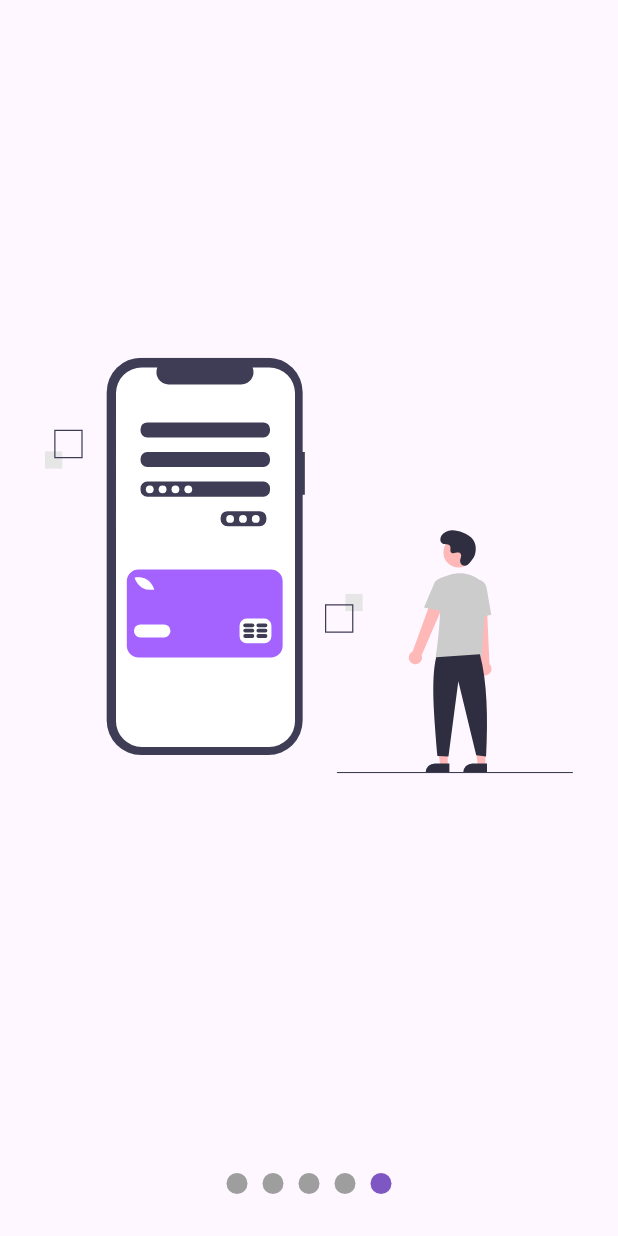
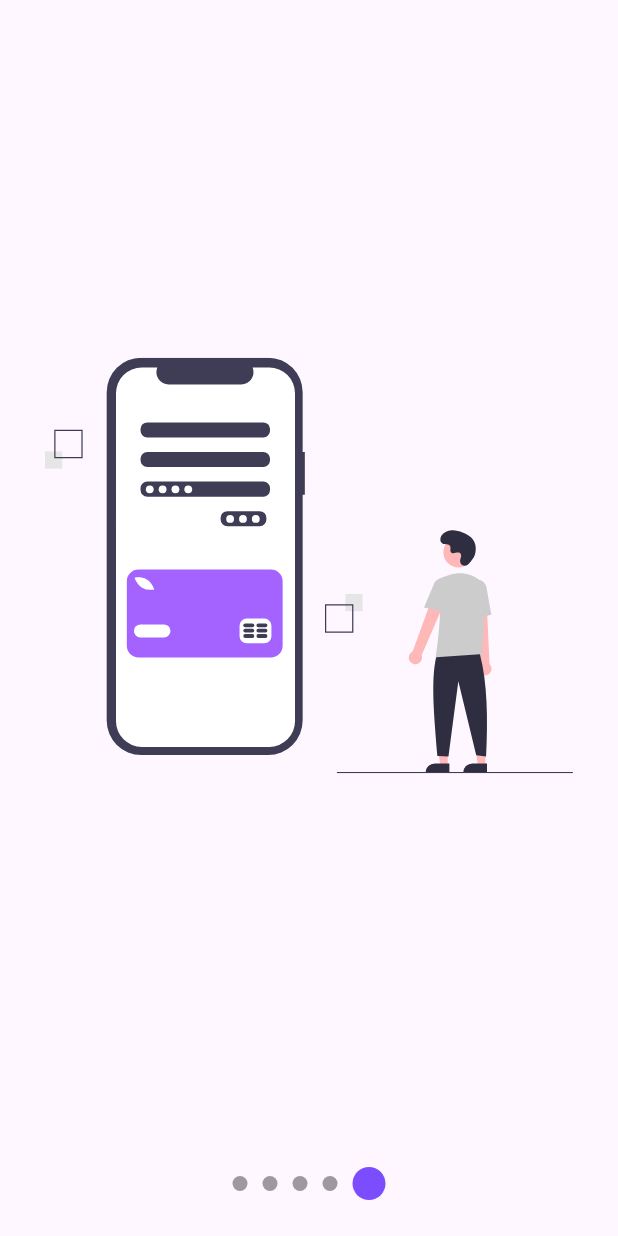
Before and after one commit to viktorhugo/desing_app, a Flutter app: the screen it shows after launch, swiped to page 5, on a phone screen of 412 x 824 dp. Run offline on Flutter 3.47's test engine with Material 2 defaults, Android fonts, the light colour scheme and no system bars; our stand-ins replace flutter_svg.

Commit message:
finish session5

```diff
--- /dev/null
+++ b/lib/helpers/enums.dart
@@ -0,0 +1 @@
+enum DotPosition { up, down }
--- a/lib/pages/slideshow_page.dart
+++ b/lib/pages/slideshow_page.dart
@@ -1,3 +1,4 @@
+import 'package:desing_app/helpers/enums.dart';
 import 'package:flutter/material.dart';
 import 'package:desing_app/widgets/slideshow.dart';
 import 'package:flutter_svg/flutter_svg.dart';
@@ -14,8 +15,38 @@
     const String svg4 = 'assets/svgs/undraw_4.svg';
     const String svg5 = 'assets/svgs/undraw_5.svg';
 
-    return Scaffold(
-      body: SlideShow(
+    return const Scaffold(
+      // backgroundColor: Colors.deepOrange[100],
+      body: Column(
+        children: [
+          Expanded(child: MySlideShow(svg1: svg1, svg2: svg2, svg3: svg3, svg4: svg4, svg5: svg5),),
+          // Expanded(child: MySlideShow(svg1: svg1, svg2: svg2, svg3: svg3, svg4: svg4, svg5: svg5),)
+        ],
+      )
+    );
+  }
+}
+
+class MySlideShow extends StatelessWidget {
+
+  const MySlideShow({
+    super.key,
+    required this.svg1,
+    required this.svg2,
+    required this.svg3,
+    required this.svg4,
+    required this.svg5,
+  });
+
+  final String svg1;
+  final String svg2;
+  final String svg3;
+  final String svg4;
+  final String svg5;
+
+  @override
+  Widget build(BuildContext context) {
+    return SlideShow(
       slides: [
         SvgPicture.asset(svg1),
         SvgPicture.asset(svg2),
@@ -23,7 +54,11 @@
         SvgPicture.asset(svg4),
         SvgPicture.asset(svg5),
       ],
-      ),
+      dotsPosition: DotPosition.down,
+      bulletPrimaryColor: Colors.deepPurpleAccent[200],
+      bulletSecondaryColor: Colors.black38,
+      bulletPrimarySize: 22.0,
+      bulletSecondarySize: 10.0,
     );
   }
 }
--- a/lib/widgets/slideshow.dart
+++ b/lib/widgets/slideshow.dart
@@ -1,25 +1,46 @@
 import 'package:flutter/material.dart';
 
-import 'package:desing_app/models/slider_model.dart';
+import 'package:desing_app/helpers/enums.dart';
 import 'package:provider/provider.dart';
 
 
 class SlideShow extends StatelessWidget {
 
   final List<Widget> slides;
+  final DotPosition dotsPosition;
+  final Color? bulletPrimaryColor;
+  final Color? bulletSecondaryColor;
+  final double? bulletPrimarySize;
+  final double? bulletSecondarySize;
 
   const SlideShow({ // ARGUMENTO POR NOMBRE
     super.key,
-    required this.slides
+    required this.slides,
+    required this.dotsPosition,
+    this.bulletPrimaryColor,
+    this.bulletSecondaryColor,
+    this.bulletPrimarySize,
+    this.bulletSecondarySize
   });
 
   @override
   Widget build(BuildContext context) {
     return ChangeNotifierProvider(
-      create: (BuildContext context) => SliderModel(),
+      create: (BuildContext context) => _SlidesProvider(),
+      child: SafeArea(
         child: Center(
-          child: Column(
+            child: Builder( // el builder construye primero desde el changenotifier y luego el context
+              builder: (context) {
+                // WidgetsBinding.instance.addPostFrameCallback((_) {
+                  if (bulletPrimaryColor != null ) Provider.of<_SlidesProvider>(context, listen: false).bulletPrimaryColor = bulletPrimaryColor!;
+                  if (bulletSecondaryColor != null ) Provider.of<_SlidesProvider>(context, listen: false).bulletSecondaryColor = bulletSecondaryColor!;
+                  if (bulletPrimarySize != null ) Provider.of<_SlidesProvider>(context, listen: false).bulletPrimarySize = bulletPrimarySize!;
+                  if (bulletSecondarySize != null ) Provider.of<_SlidesProvider>(context, listen: false).bulletSecondarySize = bulletSecondarySize!;
+                // });
+                return Column(
                   children: [
+                    // DOTS
+                    if (dotsPosition == DotPosition.up) _Dots( totalDots: slides.length, ),
 
                     // SLIDES
                     Expanded(
@@ -27,8 +48,11 @@
                     ),
 
                     // DOTS
-              _Dots(totalDots: slides.length)
+                    if (dotsPosition == DotPosition.down) _Dots( totalDots: slides.length )
                   ],
+                );
+              },
+            ),
           ),
       ),
     );
@@ -38,10 +62,8 @@
 class _Dots extends StatelessWidget {
 
   final int totalDots;
-  const _Dots({
-    super.key,
-    required this.totalDots
-  });
+
+  const _Dots({ super.key, required this.totalDots });
 
   @override
   Widget build(BuildContext context) {
@@ -57,7 +79,8 @@
       child: Row(
         mainAxisAlignment: MainAxisAlignment.center,
         // children: dots.toList(),
-        children: List.generate(totalDots, (index) => _Dot(index: index)),
+        children: List.generate(totalDots, (index) => _Dot( index: index )
+        ),
       ),
     );
   }
@@ -77,18 +100,25 @@
   Widget build(BuildContext context) {
 
     // we created a listener
-    final double actualPageIndex = Provider.of<SliderModel>(context).currentPage;
-
+    final slideProvider = Provider.of<_SlidesProvider>(context);
+    double size;
+    Color color;
+    // para que los valores no sean exactos si no comiense un 0.5 antes
+    if (slideProvider.currentPage >= (index - 0.5) && slideProvider.currentPage < (index + 0.5)) {
+      size = slideProvider.bulletPrimarySize;
+      color = slideProvider.bulletPrimaryColor;
+    } else {
+      size = slideProvider.bulletSecondarySize;
+      color = slideProvider.bulletSecondaryColor;
+    }
     return AnimatedContainer(
       duration: const Duration(milliseconds: 200),
-      width: 14,
-      height: 14,
+      width: size,
+      height: size,
       margin: const EdgeInsets.symmetric(horizontal: 5),
       decoration: BoxDecoration(
         // color: Colors.deepPurple[400],
-        color: (actualPageIndex >= (index - 0.5) && actualPageIndex < (index + 0.5))
-          ?Colors.deepPurple[400]
-          : Colors.grey,
+        color: color,
         shape: BoxShape.circle
       ),
     );
@@ -116,7 +146,7 @@
     pageViewController.addListener(() {
       // print('Actual page ${pageViewController.page}');
       // update provider, SliderModel
-      Provider.of<SliderModel>(context, listen: false).currentPage = pageViewController.page!;
+      Provider.of<_SlidesProvider>(context, listen: false).currentPage = pageViewController.page!;
     });
     super.initState();
   }
@@ -157,3 +187,40 @@
     );
   }
 }
+
+
+// este provider solo va funcionar aca dentro
+class _SlidesProvider extends ChangeNotifier{
+
+  double _currentPage = 0;
+  Color _bulletPrimaryColor = Colors.deepPurple[400]!;
+  Color _bulletSecondaryColor = Colors.grey;
+  double _bulletPrimarySize = 14;
+  double _bulletSecondarySize = 14;
+
+  // Getters
+  double get currentPage => _currentPage;
+  Color get bulletPrimaryColor => _bulletPrimaryColor;
+  Color get bulletSecondaryColor => _bulletSecondaryColor;
+  double get bulletPrimarySize => _bulletPrimarySize;
+  double get bulletSecondarySize => _bulletSecondarySize;
+
+  // Setters
+  set currentPage(double currentPage) {
+    _currentPage = currentPage;
+    // notifica el nuevo valor a los widgets que esten escuchando
+    notifyListeners();
+  }
+  set bulletPrimaryColor(Color color) {
+    _bulletPrimaryColor = color;
+  }
+  set bulletSecondaryColor(Color color) {
+    _bulletSecondaryColor = color;
+  }
+  set bulletPrimarySize(double size) {
+    _bulletPrimarySize = size;
+  }
+  set bulletSecondarySize(double size) {
+    _bulletSecondarySize = size;
+  }
+}
--- a/pubspec.yaml
+++ b/pubspec.yaml
@@ -31,6 +31,7 @@
   cupertino_icons: ^1.0.2
   flutter:
     sdk: flutter
+  flutter_staggered_grid_view: ^0.7.0
   flutter_svg: ^2.0.7
   provider: ^6.0.5
 
```
Also changed, not shown: pubspec.lock. Lines whose indentation alone changed are shown as unchanged.
